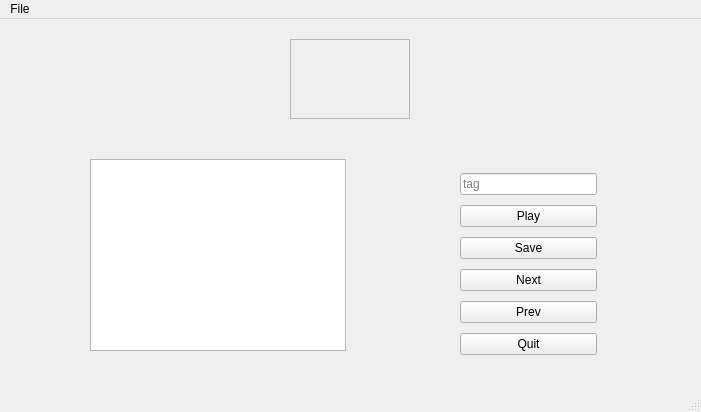
Qt form soundannotator.ui (resinizar/sound-annotator) before a commit.
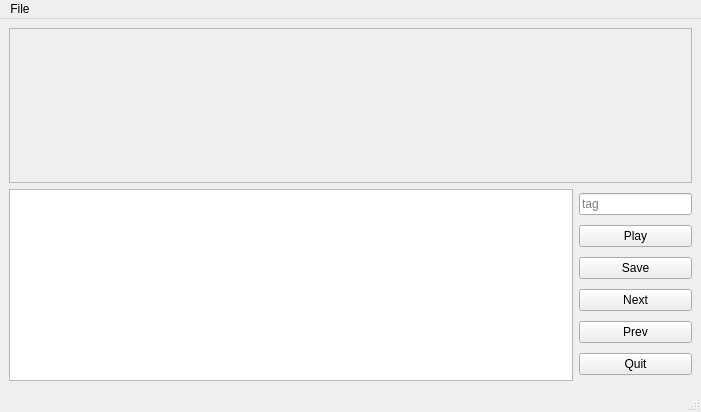
The same form after that commit. Custom widgets are drawn as their Qt base class.

```diff
--- a/soundannotator.ui
+++ b/soundannotator.ui
@@ -14,15 +14,9 @@
    <string>MainWindow</string>
   </property>
   <widget class="QWidget" name="centralwidget">
+   <layout class="QVBoxLayout" name="verticalLayout_2">
+    <item>
    <widget class="QScrollArea" name="scrollArea">
-    <property name="geometry">
-     <rect>
-      <x>290</x>
-      <y>20</y>
-      <width>120</width>
-      <height>80</height>
-     </rect>
-    </property>
     <property name="widgetResizable">
      <bool>true</bool>
     </property>
@@ -31,31 +25,32 @@
       <rect>
        <x>0</x>
        <y>0</y>
-       <width>118</width>
-       <height>78</height>
-      </rect>
-     </property>
-    </widget>
-   </widget>
-   <widget class="QTableWidget" name="tableWidget">
+         <width>675</width>
+         <height>131</height>
+        </rect>
+       </property>
+       <widget class="SpecViewer" name="viewer">
     <property name="geometry">
      <rect>
-      <x>90</x>
-      <y>140</y>
-      <width>256</width>
-      <height>192</height>
-     </rect>
-    </property>
-   </widget>
-   <widget class="QWidget" name="">
-    <property name="geometry">
-     <rect>
-      <x>460</x>
-      <y>150</y>
-      <width>137</width>
-      <height>194</height>
-     </rect>
-    </property>
+          <x>30</x>
+          <y>30</y>
+          <width>59</width>
+          <height>16</height>
+         </rect>
+        </property>
+        <property name="text">
+         <string/>
+        </property>
+       </widget>
+      </widget>
+     </widget>
+    </item>
+    <item>
+     <layout class="QHBoxLayout" name="horizontalLayout" stretch="5,1">
+      <item>
+       <widget class="QTableWidget" name="tableWidget"/>
+      </item>
+      <item>
     <layout class="QVBoxLayout" name="verticalLayout">
      <item>
       <widget class="QLineEdit" name="tag_edit">
@@ -100,7 +95,10 @@
       </widget>
      </item>
     </layout>
-   </widget>
+      </item>
+     </layout>
+    </item>
+   </layout>
   </widget>
   <widget class="QMenuBar" name="menubar">
    <property name="geometry">
@@ -171,6 +169,13 @@
    </property>
   </action>
  </widget>
+ <customwidgets>
+  <customwidget>
+   <class>SpecViewer</class>
+   <extends>QLabel</extends>
+   <header>spec_viewer</header>
+  </customwidget>
+ </customwidgets>
  <resources/>
  <connections/>
 </ui>
```
Left out of the diff: 2 changed lines with no effect on the pictures. Lines whose indentation alone changed are shown as unchanged.
